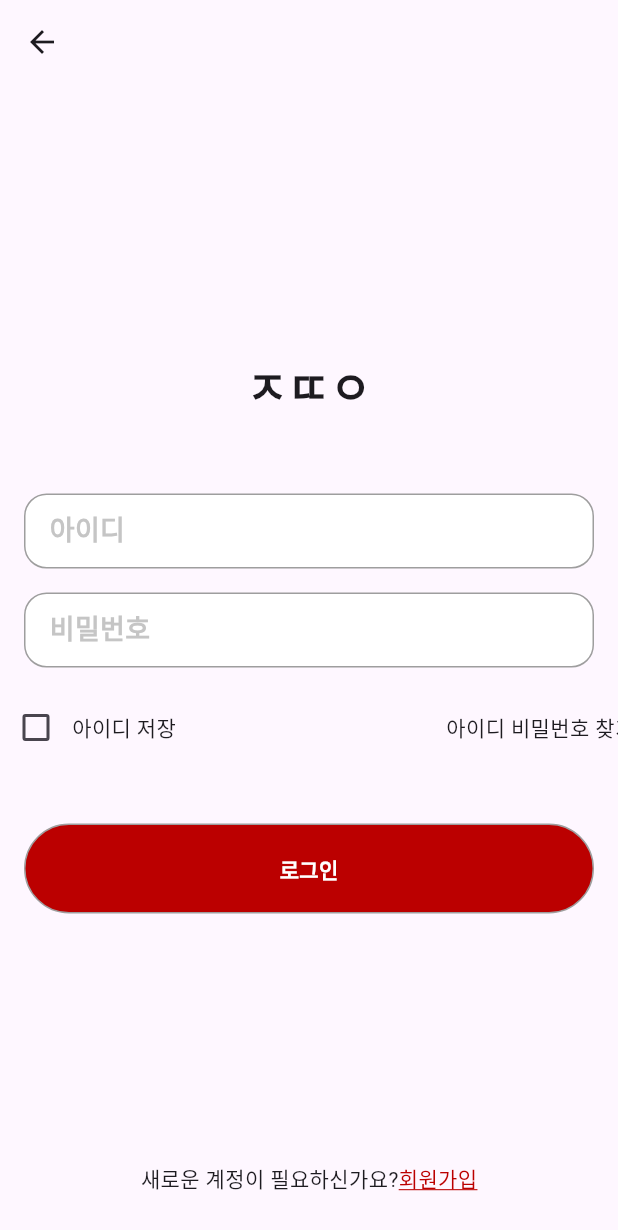
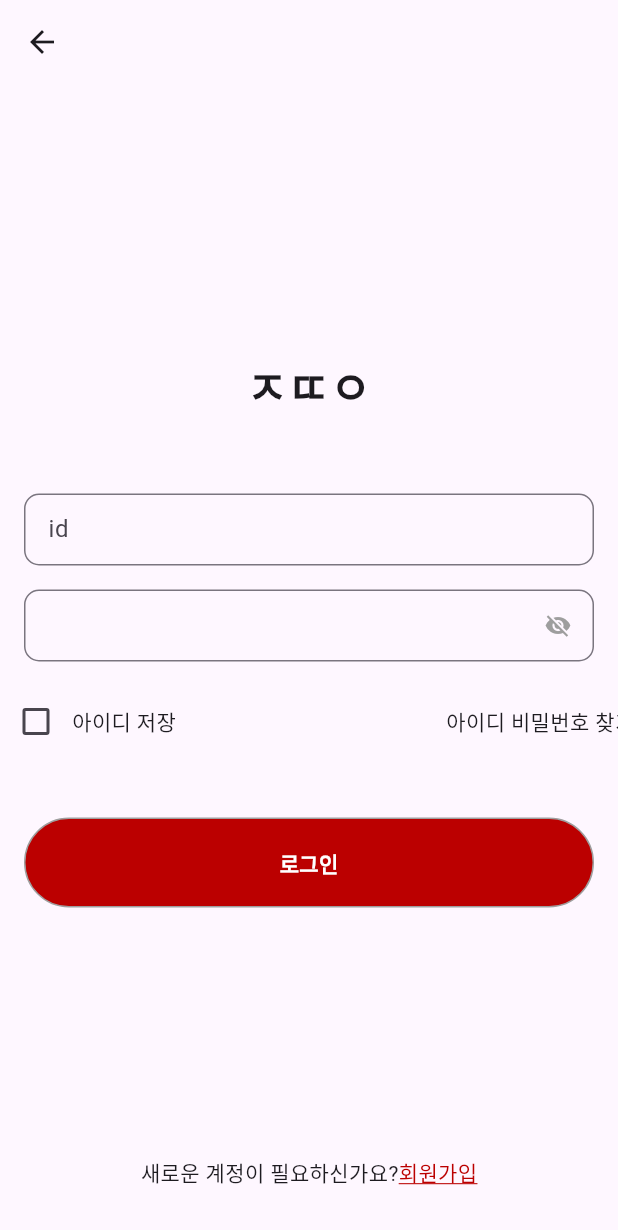
Before and after one commit to songhayeong/wegostudy, a Flutter app: the screen it shows after launch, after a tap on "재떨이 시작하기", on a phone screen of 412 x 824 dp. Shown: the top 1230 px of the screen. Run offline on Flutter 3.47's test engine with Material 3 defaults, Android fonts, the phone set to English and light mode, and no system bars; our stand-ins replace dio; network calls fail.

Commit message:
1.11 study commit

```diff
--- a/lib/main.dart
+++ b/lib/main.dart
@@ -1,18 +1,29 @@
 import 'package:flutter/material.dart';
+import 'package:provider/provider.dart';
+import 'package:wegostudy/mvvm/token_view_model.dart';
 import 'package:wegostudy/page/login_page.dart';
+import 'package:wegostudy/page/login_success_page.dart';
+import 'package:wegostudy/page/register_page.dart';
 import 'package:wegostudy/page/start_page.dart';
+import 'package:wegostudy/model/token.dart';
 
 void main() {
   runApp(const MyApp());
 }
 
 class MyApp extends StatelessWidget {
-  const MyApp({super.key});
+  const MyApp({Key? key}) : super(key: key);
 
   // This widget is the root of your application.
   @override
   Widget build(BuildContext context) {
-    return MaterialApp(
+    return MultiProvider(
+      providers: [
+        ChangeNotifierProvider(
+          create: (BuildContext context) => TokenViewModel(),
+        ),
+      ],
+      child: MaterialApp(
         title: 'Flutter Demo',
         theme: ThemeData(
           colorScheme: ColorScheme.fromSeed(seedColor: Colors.deepPurple),
@@ -22,7 +33,10 @@ class MyApp extends StatelessWidget {
         initialRoute: '/',
         routes: {
           '/login': (context) => LoginPage(),
+          '/register': (context) => RegisterPage(),
+          '/login_success': (context) => LoginSuccessPage(),
         },
+      ),
     );
   }
 }
--- /dev/null
+++ b/lib/model/token.dart
@@ -0,0 +1,21 @@
+import 'package:flutter/material.dart';
+
+class Tokens{
+  String _accessToken = "";
+  String _refreshToken = "";
+
+  String get accessTokenAct => _accessToken;
+
+  String get refreshTokenAct => _refreshToken;
+
+  String updateAccessToken(String accessToken) {
+    _accessToken = accessToken;
+    return _accessToken;
+  }
+
+  String updateRefreshToken(String refreshToken) {
+    _refreshToken = refreshToken;
+    return _refreshToken;
+  }
+
+}
--- /dev/null
+++ b/lib/mvvm/token_view_model.dart
@@ -0,0 +1,29 @@
+import 'package:flutter/material.dart';
+import 'package:wegostudy/model/token.dart';
+
+class TokenViewModel extends ChangeNotifier {
+  late Tokens _token;
+
+  TokenViewModel () {
+    _token = Tokens();
+  }
+
+  String get accessToken => _token.accessTokenAct;
+
+  String get refreshToken => _token.refreshTokenAct;
+
+  void update() {
+    notifyListeners();
+  }
+
+  void updateAccessToken (String accessToken) {
+    _token.updateAccessToken(accessToken);
+    update();
+  }
+
+  void updateRefreshToken (String refreshToken) {
+    _token.updateRefreshToken(refreshToken);
+    update();
+  }
+
+}
--- a/lib/page/login_page.dart
+++ b/lib/page/login_page.dart
@@ -1,5 +1,9 @@
 import 'package:flutter/material.dart';
+import 'package:provider/provider.dart';
 import 'package:wegostudy/components/define_color.dart';
+import 'package:wegostudy/model/token.dart';
+import 'package:wegostudy/mvvm/token_view_model.dart';
+import 'package:wegostudy/service/api_client.dart';
 
 class LoginPage extends StatefulWidget {
   const LoginPage({Key? key}) : super(key: key);
@@ -11,8 +15,35 @@ class LoginPage extends StatefulWidget {
 class _LoginPageState extends State<LoginPage> {
   bool isChecked = false;
 
+  final TextEditingController idController = TextEditingController();
+  final TextEditingController passwordController = TextEditingController();
+
+  final ApiClient _apiClient = ApiClient();
+
+  bool _showPassword = false;
+
+
   @override
   Widget build(BuildContext context) {
+
+    TokenViewModel tokenViewModel = Provider.of<TokenViewModel>(context, listen:false);
+
+    Future<void> login() async {
+      dynamic res = await _apiClient.login(
+        idController.text,
+        passwordController.text,
+      );
+      print(res);
+
+      if (res['isSuccess'] == true) {
+        tokenViewModel.updateAccessToken(res['data']['accessToken']);
+        tokenViewModel.updateRefreshToken(res['data']['refreshToken']);
+        Navigator.pushNamed(context, '/login_success');
+      } else {
+        print(res);
+      }
+    }
+
     return Scaffold(
       appBar: AppBar(),
       body: Column(
@@ -36,11 +67,11 @@ class _LoginPageState extends State<LoginPage> {
           ),
           Padding(
             padding: const EdgeInsets.symmetric(horizontal: 16.0),
-            child: textField("아이디"),
+            child: idTextFormField(),
           ),
           Padding(
             padding: const EdgeInsets.all(16.0),
-            child: textField("비밀번호"),
+            child: passwordTextFormField(),
           ),
           Row(
             children: [
@@ -66,6 +97,8 @@ class _LoginPageState extends State<LoginPage> {
           ),
           Padding(
             padding: const EdgeInsets.all(16.0),
+            child: GestureDetector(
+              onTap: login,
               child: Container(
                 width: 500,
                 height: 60,
@@ -85,27 +118,29 @@ class _LoginPageState extends State<LoginPage> {
                 ),
               ),
             ),
+          ),
           const SizedBox(
             height: 150,
           ),
           Row(
             mainAxisAlignment: MainAxisAlignment.center,
             children: [
-              const Text(
-                  "새로운 계정이 필요하신가요?",
+              const Text("새로운 계정이 필요하신가요?",
                   style: TextStyle(
                     fontSize: 14,
                     //fontWeight: FontWeight.wSymbol(figma.mixed),
-                  )
-              ),
-              Text(
-                  "회원가입",
+                  )),
+              GestureDetector(
+                onTap: () {
+                  Navigator.pushNamed(context, '/register');
+                },
+                child: Text("회원가입",
                     style: TextStyle(
                       color: Color(DefineColor.loginBtnColor),
                       fontSize: 14,
                       decoration: TextDecoration.underline,
                       decorationColor: Color(DefineColor.loginBtnColor),
-                  )
+                    )),
               ),
             ],
           )
@@ -114,23 +149,37 @@ class _LoginPageState extends State<LoginPage> {
     );
   }
 
-  Widget textField(String name) {
-    return Container(
-      width: 500,
-      height: 50,
-      decoration: BoxDecoration(
-        color: Colors.white,
-        border: Border.all(color: Colors.grey),
-        borderRadius: BorderRadius.circular(15),
+  Widget idTextFormField() {
+    return TextFormField(
+      controller: idController,
+      decoration: InputDecoration(
+        hintText: "id",
+        isDense: true,
+        border: OutlineInputBorder(
+          borderRadius: BorderRadius.circular(10),
         ),
-      child: Padding(
-        padding: const EdgeInsets.symmetric(vertical: 10.0, horizontal: 16),
-        child: Text(
-          name,
-          style: TextStyle(
-            fontSize: 18,
-            fontWeight: FontWeight.bold,
-            color: Colors.grey.withOpacity(0.6),
+      ),
+    );
+  }
+
+  Widget passwordTextFormField() {
+    return TextFormField(
+      obscureText: _showPassword,
+      controller: passwordController,
+      decoration: InputDecoration(
+        isDense: true,
+        border: OutlineInputBorder(
+          borderRadius: BorderRadius.circular(10),
+        ),
+        suffixIcon: GestureDetector(
+          onTap: () {
+            setState(() {
+              () => _showPassword = !_showPassword;
+            });
+          },
+          child: Icon(
+            _showPassword ? Icons.visibility : Icons.visibility_off,
+            color: Colors.grey,
           ),
         ),
       ),
--- a/lib/page/start_page.dart
+++ b/lib/page/start_page.dart
@@ -6,6 +6,7 @@ class StartPage extends StatelessWidget {
 
   @override
   Widget build(BuildContext context) {
+
     return Container(
       decoration: BoxDecoration(
         image: DecorationImage(
--- a/pubspec.yaml
+++ b/pubspec.yaml
@@ -1,4 +1,5 @@
 name: wegostudy
+
 description: A new Flutter project.
 # The following line prevents the package from being accidentally published to
 # pub.dev using `flutter pub publish`. This is preferred for private packages.
@@ -35,6 +36,8 @@ dependencies:
   # The following adds the Cupertino Icons font to your application.
   # Use with the CupertinoIcons class for iOS style icons.
   cupertino_icons: ^1.0.2
+  dio: ^5.4.0
+  provider: ^6.1.1
 
 dev_dependencies:
   flutter_test:
```
Also changed, not shown: lib/model/user_model.dart (added, +24 -0 lines), lib/page/login_success_page.dart (added, +50 -0 lines), lib/page/register_page.dart (added, +166 -0 lines), lib/service/api_client.dart (added, +54 -0 lines), pubspec.lock, 2 other files. Lines whose indentation alone changed are shown as unchanged.
